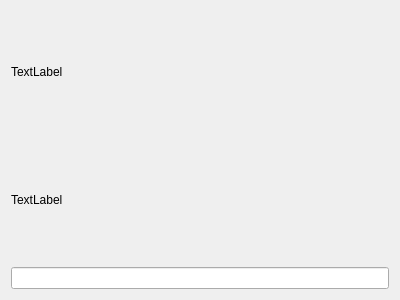
Before: the Qt Designer form Password.ui in xuefeng-huang/block_cipher_FYP, drawn with Qt 5.
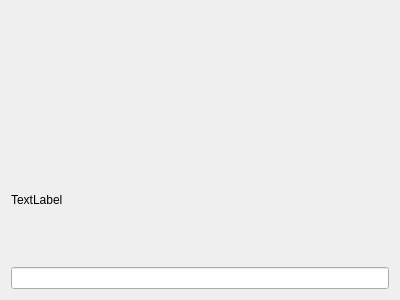
After: the same form once the commit is applied.

The edit to the form file:
```diff
--- a/Password.ui
+++ b/Password.ui
@@ -19,7 +19,7 @@
      <item>
       <widget class="QLabel" name="title">
        <property name="text">
-        <string>TextLabel</string>
+        <string/>
        </property>
       </widget>
      </item>
```
